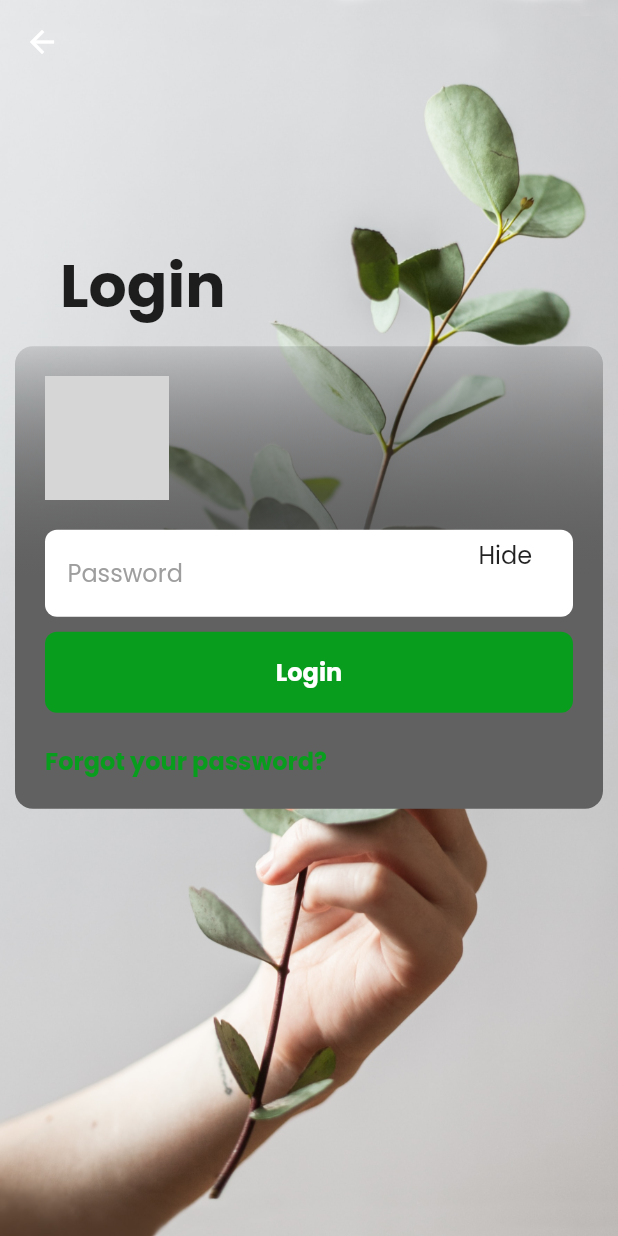
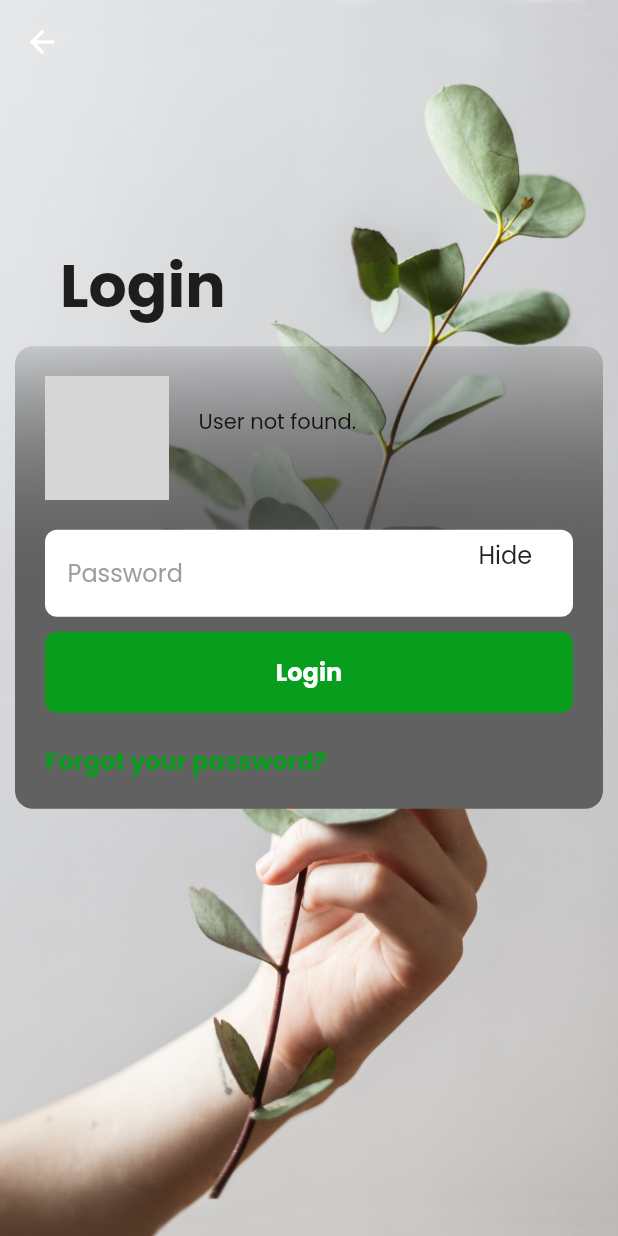
Before and after one commit to HadiaMalick8/Flutter-Firebase-Authentication-App, a Flutter app: the screen it shows after launch, after a tap on "Continue", on a phone screen of 412 x 824 dp. Run offline on Flutter 3.47's test engine with Material 2 defaults, Android fonts, the light colour scheme and no system bars; our stand-ins replace cloud_firestore, firebase_auth, firebase_core, google_fonts; accounts and stored records are empty; statements that could not run were skipped; grey boxes are pictures that could not be loaded.

Commit message:
Update login_body.dart

```diff
--- a/lib/features/auth/screens/login/widgets/login_body.dart
+++ b/lib/features/auth/screens/login/widgets/login_body.dart
@@ -16,6 +16,14 @@ class LoginBody extends StatelessWidget {
     SignupController signupController = Provider.of<SignupController>(context, listen: false);
     AuthService authService = AuthService();
 
+    void loginUser(){
+      authService.signIn(
+        context,
+        signupController.emailController.text.trim(),
+        signupController.passwordController.text.trim(),
+      );
+    }
+
     return Column(
       crossAxisAlignment: CrossAxisAlignment.start,
       children: [
@@ -28,9 +36,22 @@ class LoginBody extends StatelessWidget {
             Column(
               crossAxisAlignment: CrossAxisAlignment.start,
               children: [
-                Text(
-                  signupController.nameController.text.trim(),
-                  style: bodyText1.copyWith(fontWeight: FontWeight.bold),
+                FutureBuilder<String>(
+                  future: authService.getUserNameByEmail(signupController.emailController.text.trim()),
+                  builder: (BuildContext context, AsyncSnapshot<String> snapshot) {
+                    if (snapshot.connectionState == ConnectionState.waiting) {
+                      return const CircularProgressIndicator();
+                    } else if (snapshot.hasError) {
+                      return Text('Error: ${snapshot.error}');
+                    } else if (snapshot.hasData) {
+                      return Text(
+                        snapshot.data!,
+                        style: bodyText1.copyWith(fontWeight: FontWeight.bold),
+                      );
+                    } else {
+                      return const Text('User not found.');
+                    }
+                  },
                 ),
                 Text(
                   signupController.emailController.text.trim(),
@@ -53,13 +74,7 @@ class LoginBody extends StatelessWidget {
         ),
         MyButton(
           text: login,
-          onTap: () {
-            authService.signIn(
-              context,
-              signupController.emailController.text.trim(),
-              signupController.passwordController.text.trim(),
-            );
-          },
+          onTap: loginUser,
           color: hPrimaryColor,
           textColor: hWhite,
         ),
```
